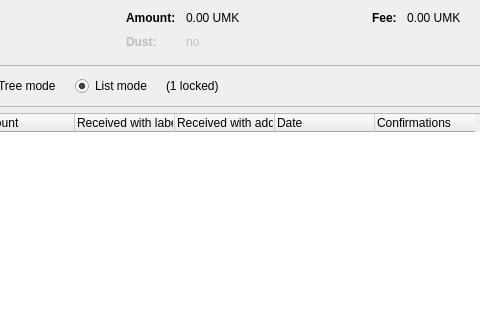
Before: the Qt Designer form src/qt/forms/coincontroldialog.ui in umkoin/umkoin, drawn with Qt 5; both pictures show x 137 to 617 and y 0 to 320 of the 1000 by 500 pixel window.
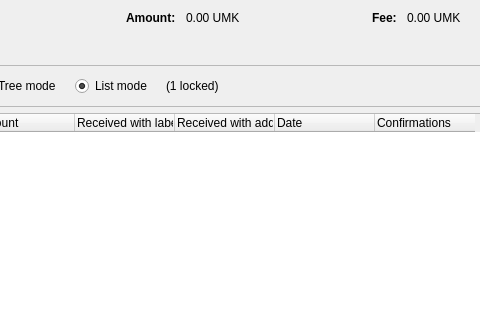
After: the same form once the commit is applied. Custom widgets are drawn as their Qt base class.

Patch:
```diff
--- a/src/qt/forms/coincontroldialog.ui
+++ b/src/qt/forms/coincontroldialog.ui
@@ -139,41 +139,6 @@
          </property>
         </widget>
        </item>
-       <item row="1" column="0">
-        <widget class="QLabel" name="labelCoinControlLowOutputText">
-         <property name="enabled">
-          <bool>false</bool>
-         </property>
-         <property name="font">
-          <font>
-           <weight>75</weight>
-           <bold>true</bold>
-          </font>
-         </property>
-         <property name="text">
-          <string>Dust:</string>
-         </property>
-        </widget>
-       </item>
-       <item row="1" column="1">
-        <widget class="QLabel" name="labelCoinControlLowOutput">
-         <property name="enabled">
-          <bool>false</bool>
-         </property>
-         <property name="cursor">
-          <cursorShape>IBeamCursor</cursorShape>
-         </property>
-         <property name="contextMenuPolicy">
-          <enum>Qt::ActionsContextMenu</enum>
-         </property>
-         <property name="text">
-          <string notr="true">no</string>
-         </property>
-         <property name="textInteractionFlags">
-          <set>Qt::LinksAccessibleByMouse|Qt::TextSelectableByKeyboard|Qt::TextSelectableByMouse</set>
-         </property>
-        </widget>
-       </item>
       </layout>
      </item>
      <item>
```
Left out of the diff: 6 changed lines with no effect on the pictures.
